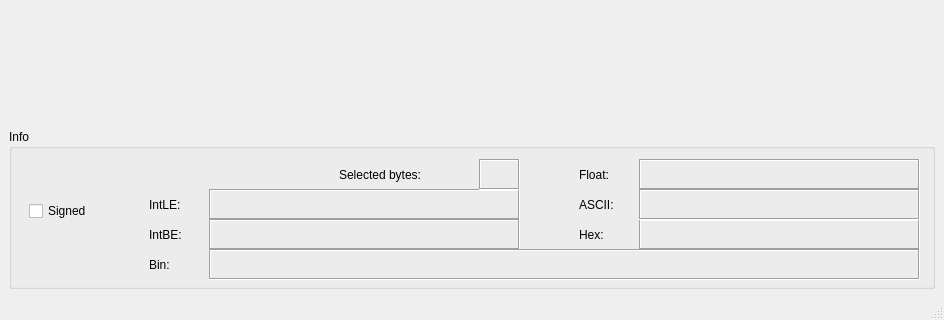
This is hexwalk/hexwalkmain.ui in gcarmix/HexWalk as Qt 5 draws it before an edit; both pictures show x 0 to 944 and y 466 to 786 of the 944 by 786 pixel window. The edited form follows.
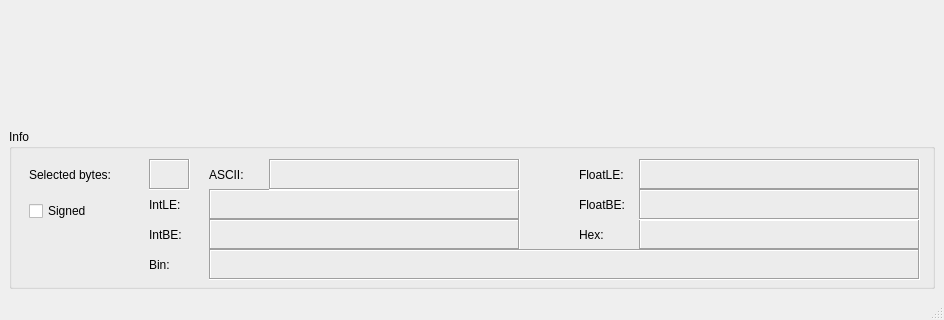
This is the edited form. Custom widgets are drawn as their Qt base class.

What changed in the file:
```diff
--- a/hexwalk/hexwalkmain.ui
+++ b/hexwalk/hexwalkmain.ui
@@ -22,12 +22,6 @@
     <height>400</height>
    </size>
   </property>
-  <property name="maximumSize">
-   <size>
-    <width>1920</width>
-    <height>1080</height>
-   </size>
-  </property>
   <property name="windowTitle">
    <string>HexWalk</string>
   </property>
@@ -228,7 +222,7 @@
         </rect>
        </property>
        <property name="text">
-        <string>Float:</string>
+        <string>FloatLE:</string>
        </property>
       </widget>
       <widget class="QLabel" name="floatTextedit">
@@ -259,8 +253,8 @@
       <widget class="QLabel" name="asciilbl">
        <property name="geometry">
         <rect>
-         <x>570</x>
-         <y>60</y>
+         <x>200</x>
+         <y>30</y>
          <width>61</width>
          <height>31</height>
         </rect>
@@ -272,9 +266,9 @@
       <widget class="QLabel" name="asciiTextEdit">
        <property name="geometry">
         <rect>
-         <x>630</x>
-         <y>60</y>
-         <width>281</width>
+         <x>260</x>
+         <y>30</y>
+         <width>251</width>
          <height>31</height>
         </rect>
        </property>
@@ -297,7 +291,7 @@
       <widget class="QLabel" name="sellbl">
        <property name="geometry">
         <rect>
-         <x>330</x>
+         <x>20</x>
          <y>30</y>
          <width>121</width>
          <height>31</height>
@@ -310,7 +304,7 @@
       <widget class="QLabel" name="selTextedit">
        <property name="geometry">
         <rect>
-         <x>470</x>
+         <x>140</x>
          <y>30</y>
          <width>41</width>
          <height>31</height>
@@ -342,6 +336,44 @@
         <string>Signed</string>
        </property>
       </widget>
+      <widget class="QLabel" name="floatTextedit_be">
+       <property name="geometry">
+        <rect>
+         <x>630</x>
+         <y>60</y>
+         <width>281</width>
+         <height>31</height>
+        </rect>
+       </property>
+       <property name="frameShape">
+        <enum>QFrame::Box</enum>
+       </property>
+       <property name="frameShadow">
+        <enum>QFrame::Sunken</enum>
+       </property>
+       <property name="text">
+        <string/>
+       </property>
+       <property name="alignment">
+        <set>Qt::AlignRight|Qt::AlignTrailing|Qt::AlignVCenter</set>
+       </property>
+       <property name="textInteractionFlags">
+        <set>Qt::LinksAccessibleByMouse|Qt::TextSelectableByKeyboard|Qt::TextSelectableByMouse</set>
+       </property>
+      </widget>
+      <widget class="QLabel" name="floatlbl_be">
+       <property name="geometry">
+        <rect>
+         <x>570</x>
+         <y>60</y>
+         <width>61</width>
+         <height>31</height>
+        </rect>
+       </property>
+       <property name="text">
+        <string>FloatBE:</string>
+       </property>
+      </widget>
      </widget>
     </item>
    </layout>
```
Left out of the diff: 4 changed lines with no effect on the pictures.
